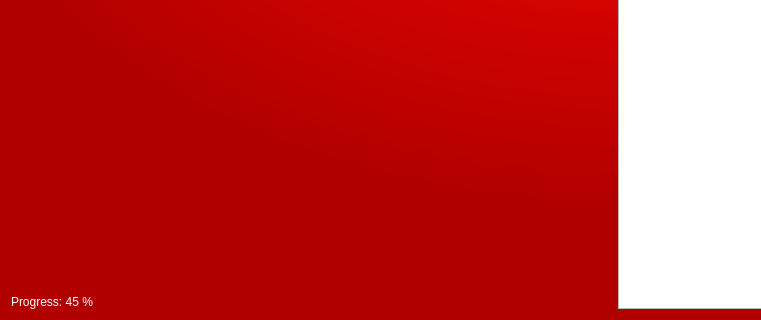
Before: the Qt Designer form gui/mainwindow.ui in narrowtux/CDKiosk, drawn with Qt 5; both pictures show x 0 to 761 and y 472 to 792 of the 1230 by 792 pixel window.
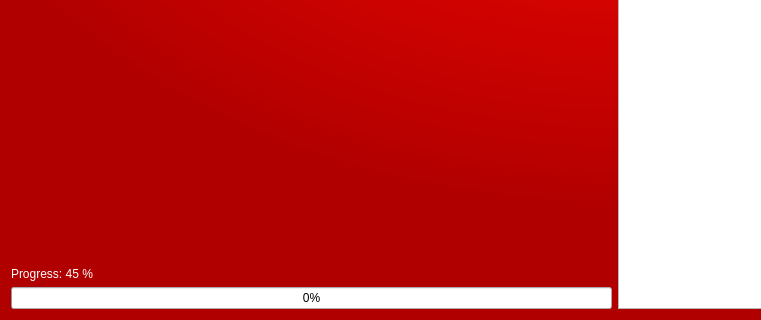
After: the same form once the commit is applied. The open tabs and pages were chosen to show the change. Icons and pictures are not drawn.

Patch:
```diff
--- a/gui/mainwindow.ui
+++ b/gui/mainwindow.ui
@@ -509,6 +509,13 @@
             </property>
            </widget>
           </item>
+          <item>
+           <widget class="QProgressBar" name="progressBar">
+            <property name="value">
+             <number>0</number>
+            </property>
+           </widget>
+          </item>
          </layout>
         </item>
         <item>
```
Left out of the diff: 4 changed lines with no effect on the pictures.
